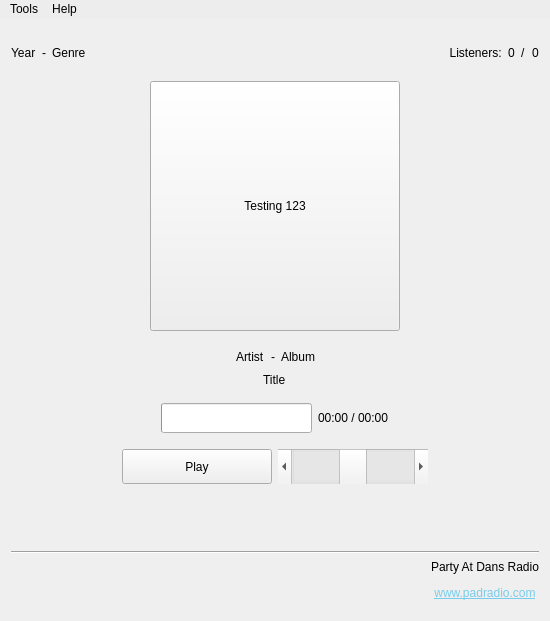
Old version of the form Window/window.ui in the repository PartyAtDansRadio/PadRadio.
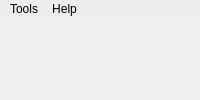
New version of the form. Icons and pictures are not drawn. Custom widgets are drawn as their Qt base class.

Commit message:
Window UI party replaced
All that's left of the old UI is the menu.

What changed in the file:
```diff
--- a/Window/window.ui
+++ b/Window/window.ui
@@ -2,26 +2,12 @@
 <ui version="4.0">
  <class>Window</class>
  <widget class="QMainWindow" name="Window">
-  <property name="geometry">
-   <rect>
-    <x>0</x>
-    <y>0</y>
-    <width>550</width>
-    <height>621</height>
-   </rect>
-  </property>
   <property name="sizePolicy">
-   <sizepolicy hsizetype="Preferred" vsizetype="Preferred">
+   <sizepolicy hsizetype="Expanding" vsizetype="Expanding">
     <horstretch>0</horstretch>
     <verstretch>0</verstretch>
    </sizepolicy>
   </property>
-  <property name="minimumSize">
-   <size>
-    <width>550</width>
-    <height>300</height>
-   </size>
-  </property>
   <property name="windowTitle">
    <string>Party At Dans Radio</string>
   </property>
@@ -33,567 +19,15 @@
    <string notr="true"/>
   </property>
   <widget class="QWidget" name="centralWidget">
-   <layout class="QVBoxLayout" name="verticalLayout">
-    <item>
-     <layout class="QHBoxLayout" name="typeLayout">
-      <property name="topMargin">
-       <number>10</number>
-      </property>
-      <property name="bottomMargin">
-       <number>10</number>
-      </property>
-      <item alignment="Qt::AlignLeft">
-       <widget class="QLabel" name="musicYear">
-        <property name="minimumSize">
-         <size>
-          <width>0</width>
-          <height>25</height>
-         </size>
-        </property>
-        <property name="styleSheet">
-         <string>background-color: rgba(0, 0, 0, 0);</string>
-        </property>
-        <property name="text">
-         <string>Year</string>
-        </property>
-       </widget>
-      </item>
-      <item alignment="Qt::AlignLeft">
-       <widget class="QLabel" name="typeSep">
-        <property name="minimumSize">
-         <size>
-          <width>0</width>
-          <height>25</height>
-         </size>
-        </property>
-        <property name="styleSheet">
-         <string>background-color: rgba(0, 0, 0, 0);</string>
-        </property>
-        <property name="text">
-         <string>-</string>
-        </property>
-       </widget>
-      </item>
-      <item alignment="Qt::AlignLeft">
-       <widget class="QLabel" name="musicGenre">
-        <property name="minimumSize">
-         <size>
-          <width>0</width>
-          <height>25</height>
-         </size>
-        </property>
-        <property name="styleSheet">
-         <string>background-color: rgba(0, 0, 0, 0);</string>
-        </property>
-        <property name="text">
-         <string>Genre</string>
-        </property>
-       </widget>
-      </item>
-      <item>
-       <spacer name="typeSpacer">
-        <property name="orientation">
-         <enum>Qt::Horizontal</enum>
-        </property>
-        <property name="sizeHint" stdset="0">
-         <size>
-          <width>40</width>
-          <height>20</height>
-         </size>
-        </property>
-       </spacer>
-      </item>
-      <item alignment="Qt::AlignLeft">
-       <widget class="QLabel" name="noteListeners">
-        <property name="minimumSize">
-         <size>
-          <width>0</width>
-          <height>25</height>
-         </size>
-        </property>
-        <property name="styleSheet">
-         <string>background-color: rgba(0, 0, 0, 0);</string>
-        </property>
-        <property name="text">
-         <string>  Listeners:</string>
-        </property>
-       </widget>
-      </item>
-      <item alignment="Qt::AlignLeft">
-       <widget class="QLabel" name="musicListeners">
-        <property name="minimumSize">
-         <size>
-          <width>0</width>
-          <height>25</height>
-         </size>
-        </property>
-        <property name="styleSheet">
-         <string>background-color: rgba(0, 0, 0, 0);</string>
-        </property>
-        <property name="text">
-         <string>0</string>
-        </property>
-       </widget>
-      </item>
-      <item>
-       <widget class="QLabel" name="ListenersSep">
-        <property name="minimumSize">
-         <size>
-          <width>0</width>
-          <height>25</height>
-         </size>
-        </property>
-        <property name="styleSheet">
-         <string>background-color: rgba(0, 0, 0, 0);</string>
-        </property>
-        <property name="text">
-         <string>/</string>
-        </property>
-       </widget>
-      </item>
-      <item>
-       <widget class="QLabel" name="musicMaxListeners">
-        <property name="minimumSize">
-         <size>
-          <width>0</width>
-          <height>25</height>
-         </size>
-        </property>
-        <property name="styleSheet">
-         <string>background-color: rgba(0, 0, 0, 0);</string>
-        </property>
-        <property name="text">
-         <string>0</string>
-        </property>
-       </widget>
-      </item>
-     </layout>
-    </item>
-    <item>
-     <layout class="QHBoxLayout" name="graphicsLayout">
-      <property name="sizeConstraint">
-       <enum>QLayout::SetDefaultConstraint</enum>
-      </property>
-      <property name="bottomMargin">
-       <number>10</number>
-      </property>
-      <item>
-       <widget class="QToolButton" name="toolAlbumArt">
-        <property name="sizePolicy">
-         <sizepolicy hsizetype="Fixed" vsizetype="Expanding">
-          <horstretch>0</horstretch>
-          <verstretch>0</verstretch>
-         </sizepolicy>
-        </property>
-        <property name="minimumSize">
-         <size>
-          <width>250</width>
-          <height>250</height>
-         </size>
-        </property>
-        <property name="text">
-         <string>Testing 123</string>
-        </property>
-        <property name="icon">
-         <iconset>
-          <normaloff>:/PadImg</normaloff>:/PadImg</iconset>
-        </property>
-        <property name="iconSize">
-         <size>
-          <width>250</width>
-          <height>250</height>
-         </size>
-        </property>
-        <property name="autoRaise">
-         <bool>false</bool>
-        </property>
-       </widget>
-      </item>
-     </layout>
-    </item>
-    <item>
-     <layout class="QHBoxLayout" name="songLayout">
-      <property name="bottomMargin">
-       <number>0</number>
-      </property>
-      <item>
-       <spacer name="songSpacerLeft">
-        <property name="orientation">
-         <enum>Qt::Horizontal</enum>
-        </property>
-        <property name="sizeHint" stdset="0">
-         <size>
-          <width>40</width>
-          <height>20</height>
-         </size>
-        </property>
-       </spacer>
-      </item>
-      <item>
-       <widget class="QLabel" name="musicArtist">
-        <property name="styleSheet">
-         <string>background-color: rgba(0, 0, 0, 0);</string>
-        </property>
-        <property name="text">
-         <string>Artist</string>
-        </property>
-       </widget>
-      </item>
-      <item>
-       <widget class="QLabel" name="songSep">
-        <property name="styleSheet">
-         <string>background-color: rgba(0, 0, 0, 0);</string>
-        </property>
-        <property name="text">
-         <string>-</string>
-        </property>
-       </widget>
-      </item>
-      <item>
-       <widget class="QLabel" name="musicAlbum">
-        <property name="styleSheet">
-         <string notr="true">background-color: rgba(0, 0, 0, 0);</string>
-        </property>
-        <property name="text">
-         <string>Album</string>
-        </property>
-       </widget>
-      </item>
-      <item>
-       <spacer name="songSpacerRight">
-        <property name="orientation">
-         <enum>Qt::Horizontal</enum>
-        </property>
-        <property name="sizeHint" stdset="0">
-         <size>
-          <width>40</width>
-          <height>20</height>
-         </size>
-        </property>
-       </spacer>
-      </item>
-     </layout>
-    </item>
-    <item>
-     <layout class="QHBoxLayout" name="titleLayout">
-      <property name="bottomMargin">
-       <number>10</number>
-      </property>
-      <item alignment="Qt::AlignHCenter">
-       <widget class="QLabel" name="musicTitle">
-        <property name="styleSheet">
-         <string notr="true"/>
-        </property>
-        <property name="text">
-         <string>Title</string>
-        </property>
-       </widget>
-      </item>
-     </layout>
-    </item>
-    <item>
-     <layout class="QHBoxLayout" name="playBarLayout">
-      <property name="bottomMargin">
-       <number>10</number>
-      </property>
-      <item>
-       <spacer name="leftPlayBarSpacer">
-        <property name="orientation">
-         <enum>Qt::Horizontal</enum>
-        </property>
-        <property name="sizeHint" stdset="0">
-         <size>
-          <width>40</width>
-          <height>20</height>
-         </size>
-        </property>
-       </spacer>
-      </item>
-      <item>
-       <widget class="QProgressBar" name="progressBar">
-        <property name="sizePolicy">
-         <sizepolicy hsizetype="Expanding" vsizetype="Expanding">
-          <horstretch>0</horstretch>
-          <verstretch>0</verstretch>
-         </sizepolicy>
-        </property>
-        <property name="minimumSize">
-         <size>
-          <width>0</width>
-          <height>25</height>
-         </size>
-        </property>
-        <property name="maximumSize">
-         <size>
-          <width>16777215</width>
-          <height>30</height>
-         </size>
-        </property>
-        <property name="styleSheet">
-         <string notr="true"/>
-        </property>
-        <property name="maximum">
-         <number>1000</number>
-        </property>
-        <property name="value">
-         <number>0</number>
-        </property>
-        <property name="textVisible">
-         <bool>false</bool>
-        </property>
-        <property name="invertedAppearance">
-         <bool>false</bool>
-        </property>
-        <property name="format">
-         <string/>
-        </property>
-       </widget>
-      </item>
-      <item>
-       <widget class="QLabel" name="musicTimeLeft">
-        <property name="minimumSize">
-         <size>
-          <width>0</width>
-          <height>25</height>
-         </size>
-        </property>
-        <property name="styleSheet">
-         <string notr="true"/>
-        </property>
-        <property name="text">
-         <string>00:00 / 00:00</string>
-        </property>
-        <property name="scaledContents">
-         <bool>false</bool>
-        </property>
-        <property name="alignment">
-         <set>Qt::AlignLeading|Qt::AlignLeft|Qt::AlignVCenter</set>
-        </property>
-        <property name="textInteractionFlags">
-         <set>Qt::LinksAccessibleByMouse</set>
-        </property>
-       </widget>
-      </item>
-      <item>
-       <spacer name="rightPlayBarSpacer">
-        <property name="orientation">
-         <enum>Qt::Horizontal</enum>
-        </property>
-        <property name="sizeHint" stdset="0">
-         <size>
-          <width>40</width>
-          <height>20</height>
-         </size>
-        </property>
-       </spacer>
-      </item>
-     </layout>
-    </item>
-    <item>
-     <layout class="QHBoxLayout" name="buttonlLayout">
-      <property name="bottomMargin">
-       <number>10</number>
-      </property>
-      <item>
-       <spacer name="leftBottonSpacer">
-        <property name="orientation">
-         <enum>Qt::Horizontal</enum>
-        </property>
-        <property name="sizeHint" stdset="0">
-         <size>
-          <width>40</width>
-          <height>20</height>
-         </size>
-        </property>
-       </spacer>
-      </item>
-      <item>
-       <widget class="QPushButton" name="playButton">
-        <property name="sizePolicy">
-         <sizepolicy hsizetype="Minimum" vsizetype="Expanding">
-          <horstretch>0</horstretch>
-          <verstretch>0</verstretch>
-         </sizepolicy>
-        </property>
-        <property name="minimumSize">
-         <size>
-          <width>150</width>
-          <height>35</height>
-         </size>
-        </property>
-        <property name="maximumSize">
-         <size>
-          <width>16777215</width>
-          <height>35</height>
-         </size>
-        </property>
-        <property name="styleSheet">
-         <string notr="true"/>
-        </property>
-        <property name="text">
-         <string>Play</string>
-        </property>
-        <property name="checkable">
-         <bool>true</bool>
-        </property>
-        <property name="checked">
-         <bool>false</bool>
-        </property>
-       </widget>
-      </item>
-      <item>
-       <widget class="QScrollBar" name="volumeSlider">
-        <property name="sizePolicy">
-         <sizepolicy hsizetype="Minimum" vsizetype="Expanding">
-          <horstretch>0</horstretch>
-          <verstretch>0</verstretch>
-         </sizepolicy>
-        </property>
-        <property name="minimumSize">
-         <size>
-          <width>150</width>
-          <height>35</height>
-         </size>
-        </property>
-        <property name="maximumSize">
-         <size>
-          <width>16777215</width>
-          <height>35</height>
-         </size>
-        </property>
-        <property name="styleSheet">
-         <string notr="true"/>
-        </property>
-        <property name="maximum">
-         <number>100</number>
-        </property>
-        <property name="value">
-         <number>50</number>
-        </property>
-        <property name="orientation">
-         <enum>Qt::Horizontal</enum>
-        </property>
-       </widget>
-      </item>
-      <item>
-       <spacer name="rightBottonSpacer">
-        <property name="orientation">
-         <enum>Qt::Horizontal</enum>
-        </property>
-        <property name="sizeHint" stdset="0">
-         <size>
-          <width>40</width>
-          <height>20</height>
-         </size>
-        </property>
-       </spacer>
-      </item>
-     </layout>
-    </item>
-    <item>
-     <spacer name="verticalSpacer">
-      <property name="orientation">
-       <enum>Qt::Vertical</enum>
-      </property>
-      <property name="sizeHint" stdset="0">
-       <size>
-        <width>20</width>
-        <height>0</height>
-       </size>
-      </property>
-     </spacer>
-    </item>
-    <item>
-     <widget class="Line" name="webSiteLine">
-      <property name="sizePolicy">
-       <sizepolicy hsizetype="Expanding" vsizetype="Fixed">
-        <horstretch>0</horstretch>
-        <verstretch>0</verstretch>
-       </sizepolicy>
-      </property>
-      <property name="orientation">
-       <enum>Qt::Horizontal</enum>
-      </property>
-     </widget>
-    </item>
-    <item>
-     <layout class="QHBoxLayout" name="nextSongLayout">
-      <property name="bottomMargin">
-       <number>10</number>
-      </property>
-      <item>
-       <widget class="ScrollText" name="nextSong" native="true">
-        <property name="sizePolicy">
-         <sizepolicy hsizetype="Expanding" vsizetype="Fixed">
-          <horstretch>0</horstretch>
-          <verstretch>0</verstretch>
-         </sizepolicy>
-        </property>
-        <property name="minimumSize">
-         <size>
-          <width>150</width>
-          <height>30</height>
-         </size>
-        </property>
-        <property name="maximumSize">
-         <size>
-          <width>16777215</width>
-          <height>50</height>
-         </size>
-        </property>
-        <property name="styleSheet">
-         <string notr="true"/>
-        </property>
-       </widget>
-      </item>
-      <item alignment="Qt::AlignRight">
-       <widget class="QLabel" name="webSite">
-        <property name="sizePolicy">
-         <sizepolicy hsizetype="Expanding" vsizetype="Expanding">
-          <horstretch>0</horstretch>
-          <verstretch>0</verstretch>
-         </sizepolicy>
-        </property>
-        <property name="minimumSize">
-         <size>
-          <width>0</width>
-          <height>0</height>
-         </size>
-        </property>
-        <property name="autoFillBackground">
-         <bool>false</bool>
-        </property>
-        <property name="styleSheet">
-         <string notr="true"/>
-        </property>
-        <property name="text">
-         <string>&lt;html&gt;&lt;head/&gt;&lt;body&gt;&lt;p&gt;Party At Dans Radio&lt;/p&gt;&lt;p&gt;&lt;a href=&quot;http://www.padradio.com&quot;&gt;&lt;span style=&quot; text-decoration: underline; color:#78cceb;&quot;&gt;www.padradio.com&lt;/span&gt;&lt;/a&gt;&lt;/p&gt;&lt;/body&gt;&lt;/html&gt;</string>
-        </property>
-        <property name="textFormat">
-         <enum>Qt::RichText</enum>
-        </property>
-        <property name="scaledContents">
-         <bool>false</bool>
-        </property>
-        <property name="alignment">
-         <set>Qt::AlignCenter</set>
-        </property>
-        <property name="openExternalLinks">
-         <bool>true</bool>
-        </property>
-       </widget>
-      </item>
-     </layout>
-    </item>
-   </layout>
+   <layout class="QVBoxLayout" name="verticalLayout"/>
   </widget>
   <widget class="QMenuBar" name="menuBar">
    <property name="geometry">
     <rect>
      <x>0</x>
      <y>0</y>
-     <width>550</width>
-     <height>21</height>
+     <width>204</width>
+     <height>27</height>
     </rect>
    </property>
    <property name="autoFillBackground">
@@ -655,14 +89,6 @@
   </action>
  </widget>
  <layoutdefault spacing="6" margin="11"/>
- <customwidgets>
-  <customwidget>
-   <class>ScrollText</class>
-   <extends>QWidget</extends>
-   <header>scrolltext.h</header>
-   <container>1</container>
-  </customwidget>
- </customwidgets>
  <resources>
   <include location="../Files.qrc"/>
  </resources>
```
The commit also changes 24 other files.
